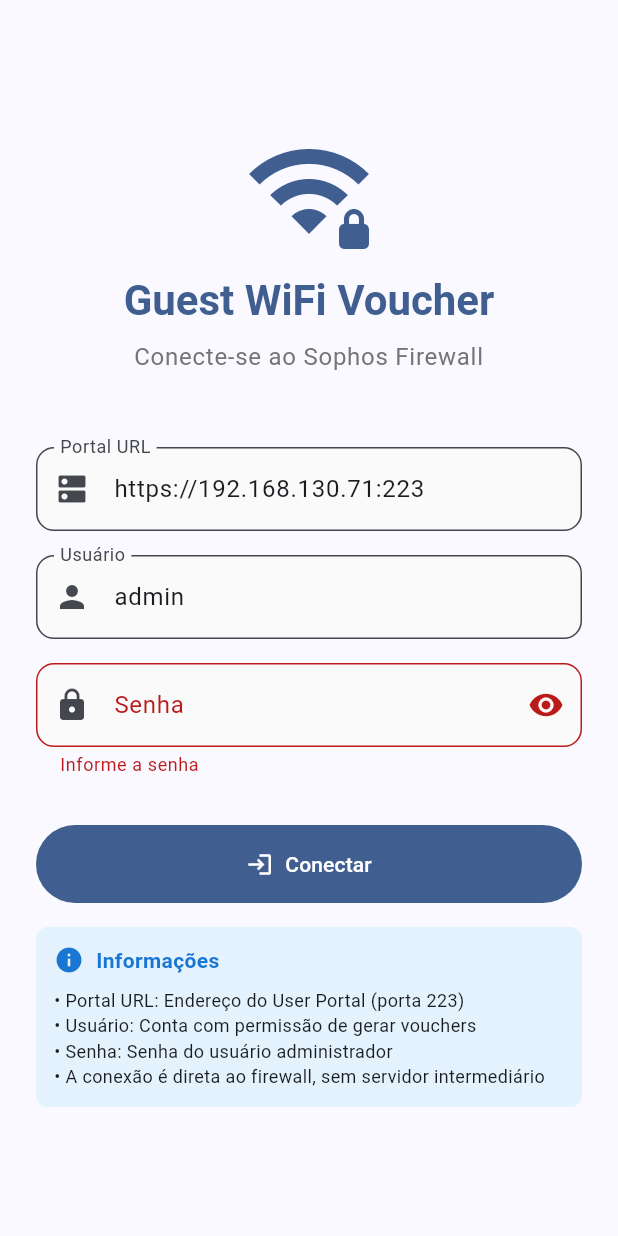
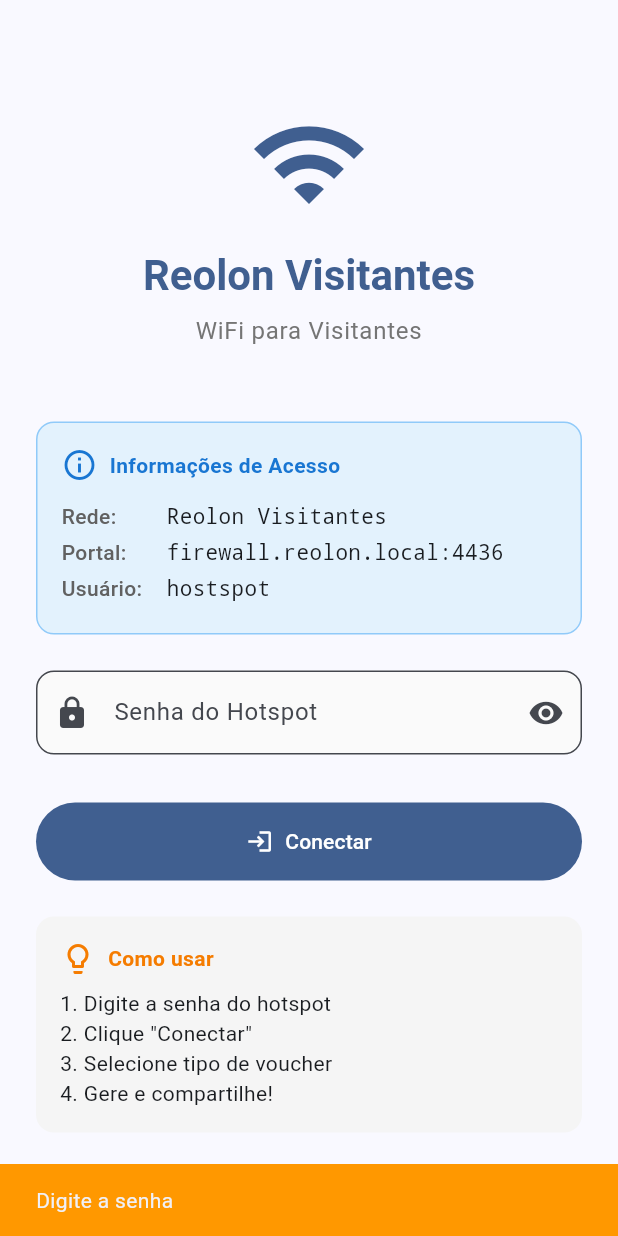
Before and after one commit to rodrigo-reolon/firewall-voucher, a Flutter app: the screen it shows after launch, after a tap on "Conectar", on a phone screen of 412 x 824 dp. Run offline on Flutter 3.47's test engine with Material 3 defaults, Android fonts, the light colour scheme and no system bars; our stand-ins replace qr_flutter, share_plus, shared_preferences.

Commit message:
feat: pré-configurar dados do Sophos para facilitar uso
- SSID: Reolon Visitantes
- Portal: https://firewall.reolon.local:4436
- Usuário: hostspot
- Senha: configurável em config.dart (vazia = pedir no app)

Adicionado config.dart com todas as configurações fixas.
ConnectionScreen mostra informações antes de conectar.
Usuário só precisa digitar a senha e conectar!

```diff
--- /dev/null
+++ b/mobile/lib/config.dart
@@ -0,0 +1,41 @@
+// Configuração do app - Ajuste aqui antes de buildar!
+//
+// Este arquivo contém as configurações fixas do aplicativo.
+// Altere os valores conforme necessário ANTES de gerar o APK.
+
+class AppConfig {
+  // =============================================
+  // CONFIGURAÇÕES DO SOPHOS FIREWALL
+  // =============================================
+
+  // URL do User Portal (porta 223 do Sophos)
+  // Formato: https://<IP_OU_HOSTNAME>:223
+  static const String portalUrl = 'https://firewall.reolon.local:4436';
+
+  // Usuário com permissão de gerar vouchers
+  static const String username = 'hostspot';
+
+  // Senha do usuário (deixar vazio para pedir ao usuário no app)
+  // Se preencher, o app já conecta automaticamente sem pedir senha
+  static const String password = '';
+
+  // =============================================
+  // CONFIGURAÇÕES DO APP
+  // =============================================
+
+  // Nome da rede WiFi (SSID)
+  static const String ssid = 'Reolon Visitantes';
+
+  // Nome do app
+  static const String appName = 'Reolon Visitantes';
+
+  // Descrição do app
+  static const String appDescription = 'WiFi para Visitantes';
+
+  // =============================================
+  // SEGURANÇA
+  // =============================================
+
+  // Verificar certificado SSL (false para certificados autoassinados)
+  static const bool verifySsl = false;
+}
--- a/mobile/lib/main.dart
+++ b/mobile/lib/main.dart
@@ -16,7 +16,7 @@
     return ChangeNotifierProvider(
       create: (_) => SophosVoucherService(),
       child: MaterialApp(
-        title: 'Guest WiFi Voucher',
+        title: 'Reolon Visitantes',
         debugShowCheckedModeBanner: false,
         theme: ThemeData(
           colorScheme: ColorScheme.fromSeed(
--- a/mobile/lib/screens/connection_screen.dart
+++ b/mobile/lib/screens/connection_screen.dart
@@ -1,6 +1,7 @@
 import 'package:flutter/material.dart';
 import 'package:provider/provider.dart';
 import '../services/sophos_voucher_service.dart';
+import '../config.dart';
 
 class ConnectionScreen extends StatefulWidget {
   const ConnectionScreen({super.key});
@@ -10,9 +11,6 @@
 }
 
 class _ConnectionScreenState extends State<ConnectionScreen> {
-  final _formKey = GlobalKey<FormState>();
-  final _portalUrlController = TextEditingController(text: 'https://192.168.130.71:223');
-  final _usernameController = TextEditingController(text: 'admin');
   final _passwordController = TextEditingController();
 
   bool _isLoading = false;
@@ -21,39 +19,51 @@
   @override
   void initState() {
     super.initState();
-    _loadSavedConfig();
+    _checkExistingSession();
   }
 
-  Future<void> _loadSavedConfig() async {
+  Future<void> _checkExistingSession() async {
     final service = context.read<SophosVoucherService>();
-    final loaded = await service.loadConfiguration();
-    if (loaded && mounted) {
-      // Tentar conectar automaticamente
+    final hasConfig = await service.loadConfiguration();
+
+    if (hasConfig && mounted) {
+      // Já tem configuração, tentar reconectar automaticamente
       _connect();
     }
   }
 
   @override
   void dispose() {
-    _portalUrlController.dispose();
-    _usernameController.dispose();
     _passwordController.dispose();
     super.dispose();
   }
 
   Future<void> _connect() async {
-    if (!_formKey.currentState!.validate()) return;
+    final password = AppConfig.password.isEmpty
+        ? _passwordController.text.trim()
+        : AppConfig.password;
+
+    if (password.isEmpty) {
+      ScaffoldMessenger.of(context).showSnackBar(
+        const SnackBar(
+          content: Text('Digite a senha'),
+          backgroundColor: Colors.orange,
+        ),
+      );
+      return;
+    }
 
     setState(() => _isLoading = true);
 
     try {
       final service = context.read<SophosVoucherService>();
 
+      // Configuração fixa - não precisa alterar!
       await service.configure(
-        portalUrl: _portalUrlController.text.trim(),
-        username: _usernameController.text.trim(),
-        password: _passwordController.text,
-        verifySsl: false,
+        portalUrl: AppConfig.portalUrl,
+        username: AppConfig.username,
+        password: password,
+        verifySsl: AppConfig.verifySsl,
       );
 
       final success = await service.connect();
@@ -87,21 +97,19 @@
         child: Center(
           child: SingleChildScrollView(
             padding: const EdgeInsets.all(24),
-            child: Form(
-              key: _formKey,
             child: Column(
               mainAxisAlignment: MainAxisAlignment.center,
               crossAxisAlignment: CrossAxisAlignment.stretch,
               children: [
                 // Logo/Ícone
                 Icon(
-                    Icons.wifi_password,
+                  Icons.wifi,
                   size: 80,
                   color: Theme.of(context).colorScheme.primary,
                 ),
                 const SizedBox(height: 16),
                 Text(
-                    'Guest WiFi Voucher',
+                  'Reolon Visitantes',
                   style: Theme.of(context).textTheme.headlineMedium?.copyWith(
                         fontWeight: FontWeight.bold,
                         color: Theme.of(context).colorScheme.primary,
@@ -110,7 +118,7 @@
                 ),
                 const SizedBox(height: 8),
                 Text(
-                    'Conecte-se ao Sophos Firewall',
+                  'WiFi para Visitantes',
                   style: Theme.of(context).textTheme.bodyLarge?.copyWith(
                         color: Colors.grey.shade600,
                       ),
@@ -118,51 +126,46 @@
                 ),
                 const SizedBox(height: 48),
 
-                  // Campo Portal URL
-                  TextFormField(
-                    controller: _portalUrlController,
-                    decoration: const InputDecoration(
-                      labelText: 'Portal URL',
-                      hintText: 'https://192.168.130.71:223',
-                      prefixIcon: Icon(Icons.dns),
+                // Info do firewall
+                Container(
+                  padding: const EdgeInsets.all(16),
+                  decoration: BoxDecoration(
+                    color: Colors.blue.shade50,
+                    borderRadius: BorderRadius.circular(12),
+                    border: Border.all(color: Colors.blue.shade200),
                   ),
-                    keyboardType: TextInputType.url,
-                    validator: (value) {
-                      if (value == null || value.isEmpty) {
-                        return 'Informe a URL do portal';
-                      }
-                      if (!value.startsWith('http://') && !value.startsWith('https://')) {
-                        return 'URL deve começar com http:// ou https://';
-                      }
-                      return null;
-                    },
+                  child: Column(
+                    crossAxisAlignment: CrossAxisAlignment.start,
+                    children: [
+                      Row(
+                        children: [
+                          Icon(Icons.info_outline, color: Colors.blue.shade700),
+                          const SizedBox(width: 8),
+                          Text(
+                            'Informações de Acesso',
+                            style: TextStyle(
+                              fontWeight: FontWeight.bold,
+                              color: Colors.blue.shade700,
                             ),
-                  const SizedBox(height: 16),
-
-                  // Campo Usuário
-                  TextFormField(
-                    controller: _usernameController,
-                    decoration: const InputDecoration(
-                      labelText: 'Usuário',
-                      hintText: 'admin',
-                      prefixIcon: Icon(Icons.person),
                           ),
-                    textInputAction: TextInputAction.next,
-                    validator: (value) {
-                      if (value == null || value.isEmpty) {
-                        return 'Informe o usuário';
-                      }
-                      return null;
-                    },
+                        ],
                       ),
-                  const SizedBox(height: 16),
+                      const SizedBox(height: 12),
+                      _buildInfoRow('Rede:', AppConfig.ssid),
+                      _buildInfoRow('Portal:', AppConfig.portalUrl.replaceAll('https://', '').replaceAll('http://', '')),
+                      _buildInfoRow('Usuário:', AppConfig.username),
+                    ],
+                  ),
+                ),
+                const SizedBox(height: 24),
 
                 // Campo Senha
-                  TextFormField(
+                TextField(
                   controller: _passwordController,
                   obscureText: _obscurePassword,
                   decoration: InputDecoration(
-                      labelText: 'Senha',
+                    labelText: 'Senha do Hotspot',
+                    hintText: 'Digite a senha',
                     prefixIcon: const Icon(Icons.lock),
                     suffixIcon: IconButton(
                       icon: Icon(
@@ -175,12 +178,6 @@
                   ),
                   textInputAction: TextInputAction.done,
                   onFieldSubmitted: (_) => _connect(),
-                    validator: (value) {
-                      if (value == null || value.isEmpty) {
-                        return 'Informe a senha';
-                      }
-                      return null;
-                    },
                 ),
                 const SizedBox(height: 32),
 
@@ -202,38 +199,38 @@
                     padding: const EdgeInsets.symmetric(vertical: 16),
                   ),
                 ),
-                  const SizedBox(height: 16),
+                const SizedBox(height: 24),
 
-                  // Info
+                // Instruções
                 Container(
-                    padding: const EdgeInsets.all(12),
+                  padding: const EdgeInsets.all(16),
                   decoration: BoxDecoration(
-                      color: Colors.blue.shade50,
-                      borderRadius: BorderRadius.circular(8),
+                    color: Colors.grey.shade100,
+                    borderRadius: BorderRadius.circular(12),
                   ),
                   child: Column(
                     crossAxisAlignment: CrossAxisAlignment.start,
                     children: [
                       Row(
                         children: [
-                            Icon(Icons.info, color: Colors.blue.shade700, size: 20),
+                          Icon(Icons.lightbulb_outline, color: Colors.orange.shade700),
                           const SizedBox(width: 8),
                           Text(
-                              'Informações',
+                            'Como usar',
                             style: TextStyle(
                               fontWeight: FontWeight.bold,
-                                color: Colors.blue.shade700,
+                              color: Colors.orange.shade700,
                             ),
                           ),
                         ],
                       ),
                       const SizedBox(height: 8),
                       const Text(
-                          '• Portal URL: Endereço do User Portal (porta 223)\n'
-                          '• Usuário: Conta com permissão de gerar vouchers\n'
-                          '• Senha: Senha do usuário administrador\n'
-                          '• A conexão é direta ao firewall, sem servidor intermediário',
-                          style: TextStyle(fontSize: 12),
+                        '1. Digite a senha do hotspot\n'
+                        '2. Clique "Conectar"\n'
+                        '3. Selecione tipo de voucher\n'
+                        '4. Gere e compartilhe!',
+                        style: TextStyle(fontSize: 14),
                       ),
                     ],
                   ),
@@ -243,6 +240,32 @@
           ),
         ),
       ),
+    );
+  }
+
+  Widget _buildInfoRow(String label, String value) {
+    return Padding(
+      padding: const EdgeInsets.only(bottom: 4),
+      child: Row(
+        children: [
+          SizedBox(
+            width: 70,
+            child: Text(
+              label,
+              style: TextStyle(
+                fontWeight: FontWeight.w500,
+                color: Colors.grey.shade700,
+              ),
+            ),
+          ),
+          Text(
+            value,
+            style: const TextStyle(
+              fontFamily: 'monospace',
+              fontWeight: FontWeight.w500,
+            ),
+          ),
+        ],
       ),
     );
   }
--- a/mobile/lib/screens/home_screen.dart
+++ b/mobile/lib/screens/home_screen.dart
@@ -238,7 +238,7 @@
   Widget build(BuildContext context) {
     return Scaffold(
       appBar: AppBar(
-        title: const Text('Guest WiFi Voucher'),
+        title: const Text('Reolon Visitantes'),
         actions: [
           IconButton(
             icon: const Icon(Icons.logout),
```
Also changed, not shown: 1 other file. Lines whose indentation alone changed are shown as unchanged.
